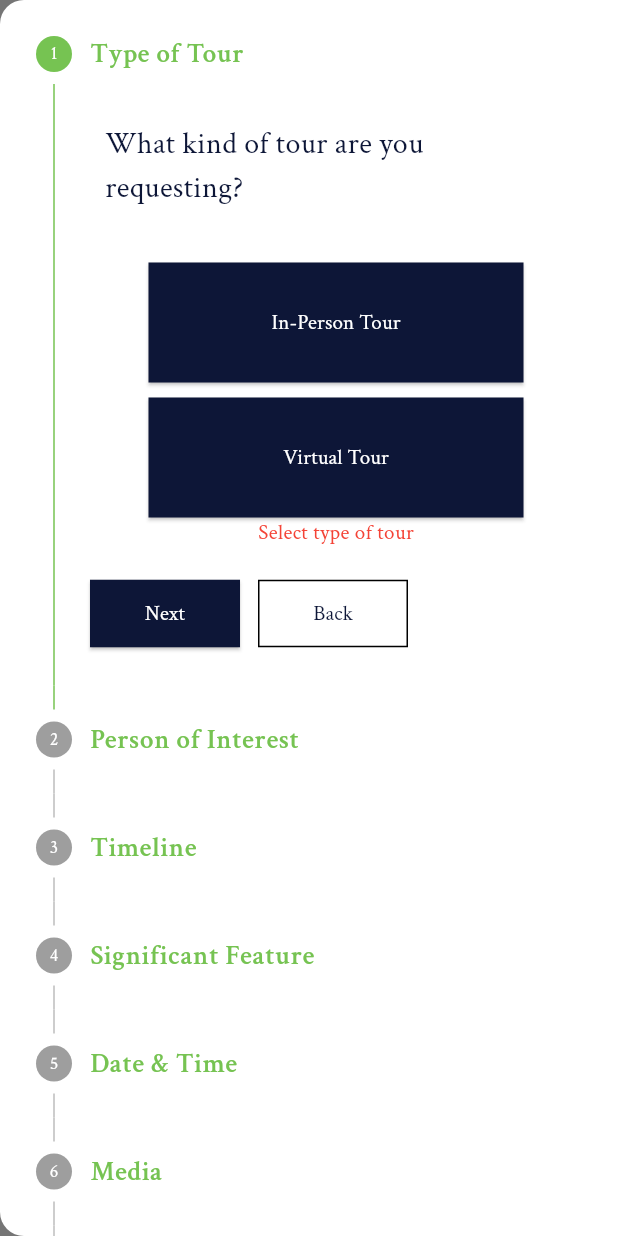
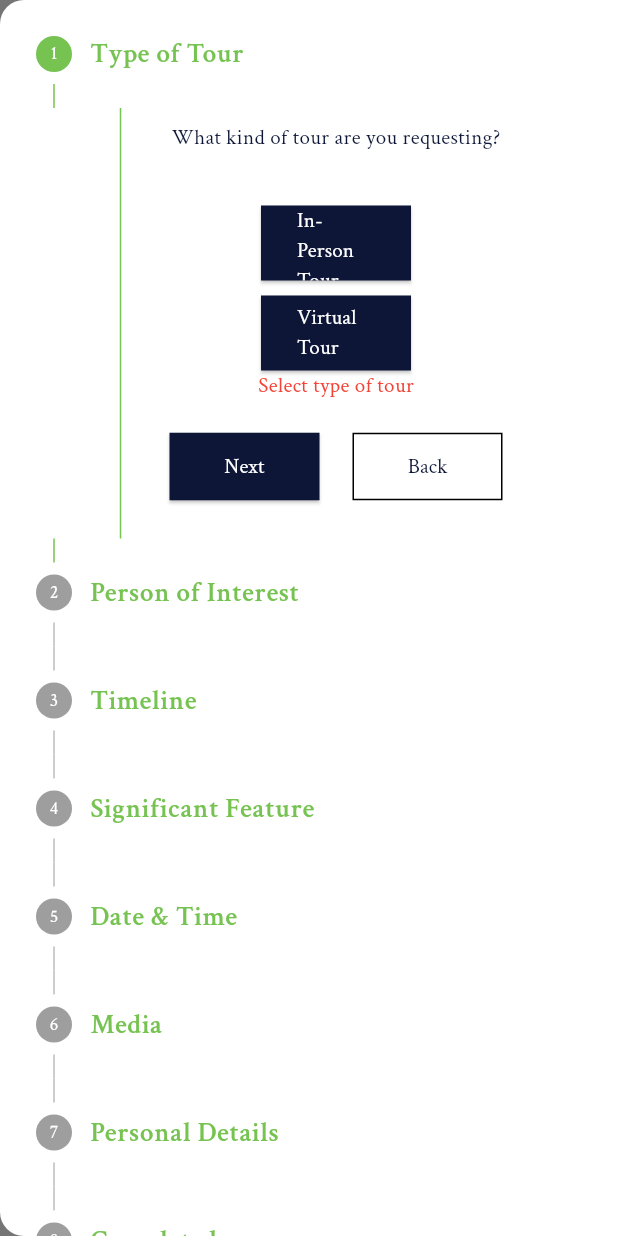
Before and after one commit to Tabu88/adalena_frontend, a Flutter app: the screen it shows after launch, after a tap on "Book Tour", after a tap on "Next", on a phone screen of 412 x 824 dp. Run offline on Flutter 3.47's test engine with Material 3 defaults, Android fonts, the light colour scheme and no system bars; our stand-ins replace date_time_picker, dropdown_button2, flutter_svg, get, google_maps_flutter.

Commit message:
Updated final fix this time

```diff
--- a/lib/pages/drawers/book_tour_drawer.dart
+++ b/lib/pages/drawers/book_tour_drawer.dart
@@ -26,6 +26,7 @@ class _BookTourDrawerState extends State<BookTourDrawer> {
    int _currentStep = 0;
    bool _firstList = true;
    bool isLoading = false;
+   late double widthVal ;
 
    void _init(){
      _adalenaController.resetController();
@@ -113,6 +114,7 @@ class _BookTourDrawerState extends State<BookTourDrawer> {
   Widget build(BuildContext context) {
      _adalenaController.validateError.value = "";
      double width = MediaQuery.of(context).size.width;
+     widthVal = width;
     return  Drawer(
       backgroundColor: Color(Constants.primaryWhite()),
       width: double.infinity,
@@ -144,7 +146,12 @@ class _BookTourDrawerState extends State<BookTourDrawer> {
                         if (_currentStep >= getFirstSteps().length - 1) {
                           return const SizedBox();
                         } else {
-                          return Row(
+                          return Wrap(
+                            direction: Axis.horizontal,
+                            crossAxisAlignment: WrapCrossAlignment.start,
+                            alignment: WrapAlignment.start,
+                            spacing: 5.0,
+                            runSpacing: 8.0,
                             children: [
                               ElevatedButton(
                                   style: ElevatedButton.styleFrom(
@@ -294,16 +301,15 @@ class _BookTourDrawerState extends State<BookTourDrawer> {
           fontSize: 18,
           color: Color(Constants.primaryGreen())
       ),),
-      content: Container(
-        child: Column(
+      content: Column(
           crossAxisAlignment: CrossAxisAlignment.center,
           children: [
             Padding(
-              padding: EdgeInsets.all(10),
+              padding: const EdgeInsets.all(10),
               child: Text(
                 "What kind of tour are you requesting?",
                 style: TextStyle(
-                  fontSize: 20,
+                  fontSize: widthVal < 500 ? 14 :20,
                   color: Color(Constants.primaryBlue())
                 ),
               ),
@@ -312,7 +318,7 @@ class _BookTourDrawerState extends State<BookTourDrawer> {
             ElevatedButton(
               style: ElevatedButton.styleFrom(
                 backgroundColor: isSelected ? Color(Constants.primaryGreen()) : Color(Constants.primaryBlue()),
-                fixedSize: const Size(250,80),
+                fixedSize: widthVal < 500 ? const Size(100,50): const Size(250,80),
                 shape: const RoundedRectangleBorder (
                     borderRadius: BorderRadius.zero
                 )
@@ -336,7 +342,7 @@ class _BookTourDrawerState extends State<BookTourDrawer> {
             ElevatedButton(
               style: ElevatedButton.styleFrom(
                   backgroundColor: isSelected ? Color(Constants.primaryGreen()) : Color(Constants.primaryBlue()),
-                  fixedSize: const Size(250,80),
+                  fixedSize: widthVal < 500 ? const Size(100,50): const Size(250,80),
                   shape: const RoundedRectangleBorder(
                       borderRadius: BorderRadius.zero
                   )
@@ -360,7 +366,6 @@ class _BookTourDrawerState extends State<BookTourDrawer> {
              SizedBox(height: 40,child: Text("${_adalenaController.validateError.value}",style: TextStyle(color: Colors.red),),))
           ],
         ),
-      )
     ),//type of tour
     Step(
         state: _currentStep > 1 ? StepState.complete : StepState.indexed,
@@ -377,11 +382,11 @@ class _BookTourDrawerState extends State<BookTourDrawer> {
           crossAxisAlignment: CrossAxisAlignment.center,
           children: [
             Padding(
-              padding: EdgeInsets.all(10),
+              padding: const EdgeInsets.all(10),
               child: Text(
                 "Could you tell me who is interested in moving to Adalena?",
                 style: TextStyle(
-                  fontSize: 20,
+                  fontSize: widthVal < 500 ? 14 : 20,
                   color: Color(Constants.primaryBlue())
                 ),
               ),
@@ -390,7 +395,7 @@ class _BookTourDrawerState extends State<BookTourDrawer> {
             ElevatedButton(
               style: ElevatedButton.styleFrom(
                 backgroundColor: isSelected ? Color(Constants.primaryGreen()) : Color(Constants.primaryBlue()),
-                fixedSize: const Size(250,80),
+                fixedSize: widthVal < 500 ? const Size(100,50): const Size(250,80),
                   shape: const RoundedRectangleBorder(
                       borderRadius: BorderRadius.zero
                   )
@@ -414,7 +419,7 @@ class _BookTourDrawerState extends State<BookTourDrawer> {
             ElevatedButton(
               style: ElevatedButton.styleFrom(
                   backgroundColor: isSelected ? Color(Constants.primaryGreen()) : Color(Constants.primaryBlue()),
-                  fixedSize: const Size(250,80),
+                  fixedSize: widthVal < 500 ? const Size(100,50): const Size(250,80),
                   shape: const RoundedRectangleBorder(
                       borderRadius: BorderRadius.zero
                   )
@@ -438,7 +443,7 @@ class _BookTourDrawerState extends State<BookTourDrawer> {
             ElevatedButton(
               style: ElevatedButton.styleFrom(
                   backgroundColor: isSelected ? Color(Constants.primaryGreen()) : Color(Constants.primaryBlue()),
-                  fixedSize: const Size(250,80),
+                  fixedSize: widthVal < 500 ? const Size(100,50): const Size(250,80),
                   shape: const RoundedRectangleBorder(
                       borderRadius: BorderRadius.zero
                   )
@@ -462,7 +467,7 @@ class _BookTourDrawerState extends State<BookTourDrawer> {
             ElevatedButton(
               style: ElevatedButton.styleFrom(
                   backgroundColor: isSelected ? Color(Constants.primaryGreen()) : Color(Constants.primaryBlue()),
-                  fixedSize: const Size(250,80),
+                  fixedSize: widthVal < 500 ? const Size(100,50): const Size(250,80),
                   shape: const RoundedRectangleBorder(
                       borderRadius: BorderRadius.zero
                   )
@@ -486,7 +491,7 @@ class _BookTourDrawerState extends State<BookTourDrawer> {
             ElevatedButton(
               style: ElevatedButton.styleFrom(
                   backgroundColor: isSelected ? Color(Constants.primaryGreen()) : Color(Constants.primaryBlue()),
-                  fixedSize: const Size(250,80),
+                  fixedSize: widthVal < 500 ? const Size(100,50): const Size(250,80),
                   shape: const RoundedRectangleBorder(
                       borderRadius: BorderRadius.zero
                   )
@@ -510,7 +515,7 @@ class _BookTourDrawerState extends State<BookTourDrawer> {
             ElevatedButton(
               style: ElevatedButton.styleFrom(
                   backgroundColor: isSelected ? Color(Constants.primaryGreen()) : Color(Constants.primaryBlue()),
-                  fixedSize: const Size(250,80),
+                  fixedSize: widthVal < 500 ? const Size(100,50): const Size(250,80),
                   shape: const RoundedRectangleBorder(
                       borderRadius: BorderRadius.zero
                   )
@@ -555,7 +560,7 @@ class _BookTourDrawerState extends State<BookTourDrawer> {
               child: Text(
                 "What is your timeline for potentially making a move?",
                 style: TextStyle(
-                  fontSize: 20,
+                  fontSize: widthVal < 500 ? 14 : 20,
                   color: Color(Constants.primaryBlue())
                 ),
               ),
@@ -564,7 +569,7 @@ class _BookTourDrawerState extends State<BookTourDrawer> {
             ElevatedButton(
               style: ElevatedButton.styleFrom(
                 backgroundColor: isSelected ? Color(Constants.primaryGreen()) : Color(Constants.primaryBlue()),
-                fixedSize: const Size(250,80),
+                fixedSize: widthVal < 500 ? const Size(100,50): const Size(250,80),
                   shape: const RoundedRectangleBorder(
                       borderRadius: BorderRadius.zero
                   )
@@ -588,7 +593,7 @@ class _BookTourDrawerState extends State<BookTourDrawer> {
             ElevatedButton(
               style: ElevatedButton.styleFrom(
                   backgroundColor: isSelected ? Color(Constants.primaryGreen()) : Color(Constants.primaryBlue()),
-                  fixedSize: const Size(250,80),
+                  fixedSize: widthVal < 500 ? const Size(100,50): const Size(250,80),
                   shape: const RoundedRectangleBorder(
                       borderRadius: BorderRadius.zero
                   )
@@ -612,7 +617,7 @@ class _BookTourDrawerState extends State<BookTourDrawer> {
             ElevatedButton(
               style: ElevatedButton.styleFrom(
                   backgroundColor: isSelected ? Color(Constants.primaryGreen()) : Color(Constants.primaryBlue()),
-                  fixedSize: const Size(250,80),
+                  fixedSize: widthVal < 500 ? const Size(100,50): const Size(250,80),
                   shape: const RoundedRectangleBorder(
                       borderRadius: BorderRadius.zero
                   )
@@ -636,7 +641,7 @@ class _BookTourDrawerState extends State<BookTourDrawer> {
             ElevatedButton(
               style: ElevatedButton.styleFrom(
                   backgroundColor: isSelected ? Color(Constants.primaryGreen()) : Color(Constants.primaryBlue()),
-                  fixedSize: const Size(250,80),
+                  fixedSize: widthVal < 500 ? const Size(100,50): const Size(250,80),
                   shape: const RoundedRectangleBorder(
                       borderRadius: BorderRadius.zero
                   )
@@ -681,7 +686,7 @@ class _BookTourDrawerState extends State<BookTourDrawer> {
               child: Text(
                 "What is most important to you when choosing a senior living community?",
                 style: TextStyle(
-                  fontSize: 20,
+                  fontSize: widthVal < 500 ? 14 : 20,
                   color: Color(Constants.primaryBlue())
                 ),
               ),
@@ -690,7 +695,7 @@ class _BookTourDrawerState extends State<BookTourDrawer> {
             ElevatedButton(
               style: ElevatedButton.styleFrom(
                 backgroundColor: isSelected ? Color(Constants.primaryGreen()) : Color(Constants.primaryBlue()),
-                fixedSize: const Size(250,80),
+                fixedSize: widthVal < 500 ? const Size(100,50): const Size(250,80),
                   shape: const RoundedRectangleBorder(
                       borderRadius: BorderRadius.zero
                   )
@@ -714,7 +719,7 @@ class _BookTourDrawerState extends State<BookTourDrawer> {
             ElevatedButton(
               style: ElevatedButton.styleFrom(
                   backgroundColor: isSelected ? Color(Constants.primaryGreen()) : Color(Constants.primaryBlue()),
-                  fixedSize: const Size(250,80),
+                  fixedSize: widthVal < 500 ? const Size(100,50): const Size(250,80),
                   shape: const RoundedRectangleBorder(
                       borderRadius: BorderRadius.zero
                   )
@@ -759,7 +764,7 @@ class _BookTourDrawerState extends State<BookTourDrawer> {
                 child: Text(
                   "When would you like to schedule your visit?",
                   style: TextStyle(
-                      fontSize: 20,
+                      fontSize: widthVal < 500 ? 14 : 20,
                       color: Color(Constants.primaryBlue())
                   ),
                 ),
@@ -848,7 +853,7 @@ class _BookTourDrawerState extends State<BookTourDrawer> {
             ],
           ),
         )
-    ),//date&time*
+    ),//date time
     Step(
         state: _currentStep > 5 ? StepState.complete : StepState.indexed,
         isActive: _currentStep >= 5,
@@ -868,7 +873,7 @@ class _BookTourDrawerState extends State<BookTourDrawer> {
                 child: Text(
                   "How did you hear about us?",
                   style: TextStyle(
-                      fontSize: 20,
+                      fontSize: widthVal < 500 ? 14 : 20,
                       color: Color(Constants.primaryBlue())
                   ),
                 ),
@@ -877,7 +882,7 @@ class _BookTourDrawerState extends State<BookTourDrawer> {
               ElevatedButton(
                 style: ElevatedButton.styleFrom(
                     backgroundColor: isSelected ? Color(Constants.primaryGreen()) : Color(Constants.primaryBlue()),
-                    fixedSize: const Size(250,80),
+                    fixedSize: widthVal < 500 ? const Size(100,50): const Size(250,80),
                     shape: const RoundedRectangleBorder(
                         borderRadius: BorderRadius.zero
                     )
@@ -901,7 +906,7 @@ class _BookTourDrawerState extends State<BookTourDrawer> {
               ElevatedButton(
                 style: ElevatedButton.styleFrom(
                     backgroundColor: isSelected ? Color(Constants.primaryGreen()) : Color(Constants.primaryBlue()),
-                    fixedSize: const Size(250,80),
+                    fixedSize: widthVal < 500 ? const Size(100,50): const Size(250,80),
                     shape: const RoundedRectangleBorder(
                         borderRadius: BorderRadius.zero
                     )
@@ -925,7 +930,7 @@ class _BookTourDrawerState extends State<BookTourDrawer> {
               ElevatedButton(
                 style: ElevatedButton.styleFrom(
                     backgroundColor: isSelected ? Color(Constants.primaryGreen()) : Color(Constants.primaryBlue()),
-                    fixedSize: const Size(250,80),
+                    fixedSize: widthVal < 500 ? const Size(100,50): const Size(250,80),
                     shape: const RoundedRectangleBorder(
                         borderRadius: BorderRadius.zero
                     )
@@ -949,7 +954,7 @@ class _BookTourDrawerState extends State<BookTourDrawer> {
               ElevatedButton(
                 style: ElevatedButton.styleFrom(
                     backgroundColor: isSelected ? Color(Constants.primaryGreen()) : Color(Constants.primaryBlue()),
-                    fixedSize: const Size(250,80),
+                    fixedSize: widthVal < 500 ? const Size(100,50): const Size(250,80),
                     shape: const RoundedRectangleBorder(
                         borderRadius: BorderRadius.zero
                     )
@@ -973,7 +978,7 @@ class _BookTourDrawerState extends State<BookTourDrawer> {
               ElevatedButton(
                 style: ElevatedButton.styleFrom(
                     backgroundColor: isSelected ? Color(Constants.primaryGreen()) : Color(Constants.primaryBlue()),
-                    fixedSize: const Size(250,80),
+                    fixedSize: widthVal < 500 ? const Size(100,50): const Size(250,80),
                     shape: const RoundedRectangleBorder(
                         borderRadius: BorderRadius.zero
                     )
@@ -1020,7 +1025,7 @@ class _BookTourDrawerState extends State<BookTourDrawer> {
                   child: Text(
                     "What is your full name?",
                     style: TextStyle(
-                        fontSize: 20,
+                        fontSize: widthVal < 500 ? 14 : 20,
                         color: Color(Constants.primaryBlue())
                     ),
                   ),
@@ -1075,7 +1080,7 @@ class _BookTourDrawerState extends State<BookTourDrawer> {
                   child: Text(
                     "What is your email?",
                     style: TextStyle(
-                        fontSize: 20,
+                        fontSize: widthVal < 500 ? 14 : 20,
                         color: Color(Constants.primaryBlue())
                     ),
                   ),
@@ -1150,7 +1155,7 @@ class _BookTourDrawerState extends State<BookTourDrawer> {
                 child: Text(
                   "You will contacted shortly through email",
                   style: TextStyle(
-                      fontSize: 30,
+                      fontSize:widthVal < 500 ? 16 : 30,
                       color: Color(Constants.primaryBlue())
                   ),
                 ),
@@ -1159,7 +1164,7 @@ class _BookTourDrawerState extends State<BookTourDrawer> {
               ElevatedButton(
                 style: ElevatedButton.styleFrom(
                     backgroundColor: isSelected ? Color(Constants.primaryGreen()) : Color(Constants.primaryBlue()),
-                    fixedSize: const Size(250,80),
+                    fixedSize: widthVal < 500 ? const Size(100,50): const Size(250,80),
                     shape: const RoundedRectangleBorder(
                         borderRadius: BorderRadius.zero
                     )
@@ -1180,7 +1185,6 @@ class _BookTourDrawerState extends State<BookTourDrawer> {
           ),
         )
     ),//feature*
-   //personal details
-  ];
+     ];
 
 }
--- a/lib/pages/home.dart
+++ b/lib/pages/home.dart
@@ -63,6 +63,7 @@ class _HomeWidgetsState extends State<HomeWidgets> {
                 mainAxisAlignment: MainAxisAlignment.center,
                 crossAxisAlignment: CrossAxisAlignment.end,
                 children: [
+                  Text("$width"),
                   Builder(
                       builder: (context) {
                         return OutlinedButton(
@@ -1250,7 +1251,7 @@ class _HomeWidgetsState extends State<HomeWidgets> {
               child: ClipRRect(
                 borderRadius: BorderRadius.circular(20),
                 child:  Container(
-                  height: width > 1400 ? 850 : 2200,
+                  height: width > 980 ? 850 : 2270,
                   width: double.infinity,
                   decoration: BoxDecoration(
                     color: Color(Constants.primaryWhite()),
@@ -1290,7 +1291,7 @@ class _HomeWidgetsState extends State<HomeWidgets> {
                             const SizedBox(height: 15,),
                             Container(
                               width : 1100,
-                              height: width > 1400 ? 650 : 2000,
+                              height: width > 980 ? 650 : 2000,
                               alignment: Alignment.topCenter,
                               child: SingleChildScrollView(
                                 child: width > 980
--- a/lib/widgets/footer_widget.dart
+++ b/lib/widgets/footer_widget.dart
@@ -72,7 +72,7 @@ class _FooterWidgetState extends State<FooterWidget> {
     double width = MediaQuery.of(context).size.width;
     return Container(
       padding: const EdgeInsets.symmetric(horizontal: 30,vertical: 15),
-      height: width > 700 ? 500 : width < 600 ? 810 : 400,
+      height: width > 700 ? 500 : width < 600 ? 840 : 400,
       width: double.infinity,
       color: Color(Constants.primaryBlue()),
       child: width > 700
--- a/lib/widgets/tour_widget.dart
+++ b/lib/widgets/tour_widget.dart
@@ -37,7 +37,7 @@ class _TourWidgetState extends State<TourWidget> {
     double width  = MediaQuery.of(context).size.width;
     return Container(
       color: Color(Constants.primaryWhite()),
-      height: width > 1300 ? 900 : width > 830 ? 950 : 1200,
+      height: width > 1300 ? 900 : width > 830 ? 950 : 1300,
       width: double.infinity,
       child: width > 1300
           ? Column(
@@ -808,7 +808,7 @@ class _TourWidgetState extends State<TourWidget> {
             Stack(
                 children: [
                   Padding(
-                    padding: const EdgeInsets.only(top: 100),
+                    padding: const EdgeInsets.only(top: 150),
                     child: Container(
                       child: Column(
                         children: [
```
